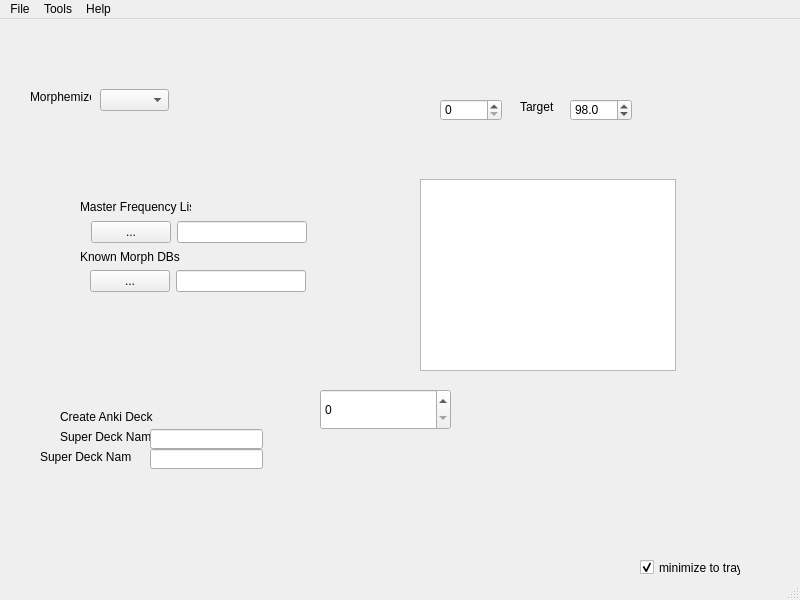
wsavoie/LangLevel, file UI/manabi.ui: the form before one commit.
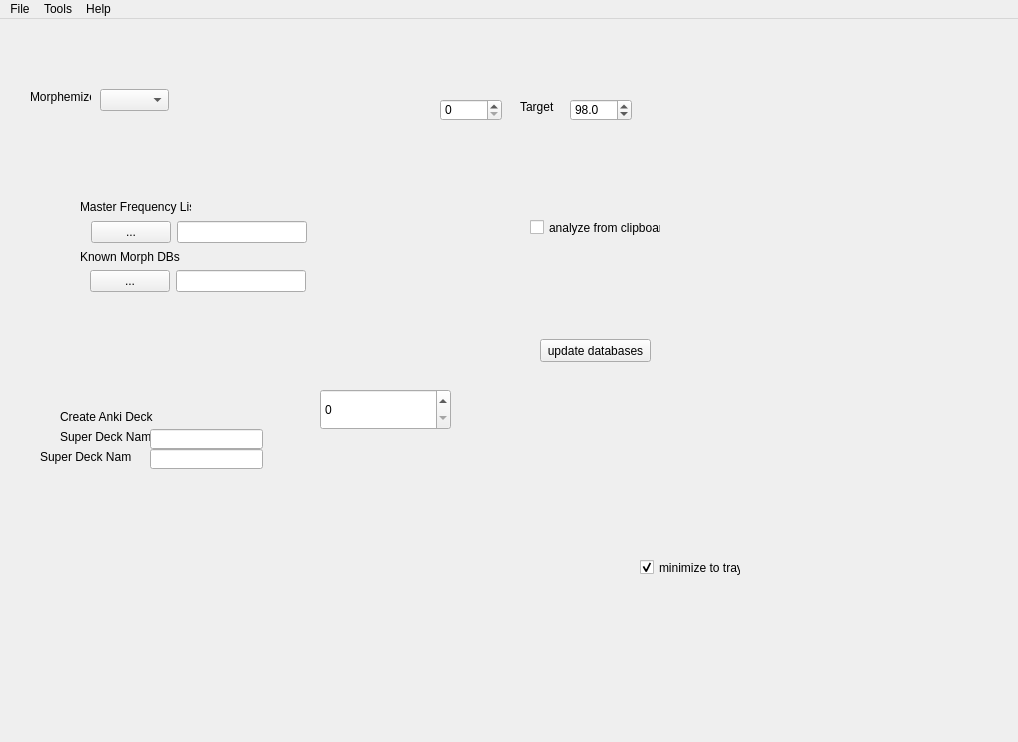
The form after the commit.

Diff of the .ui file:
```diff
--- a/UI/manabi.ui
+++ b/UI/manabi.ui
@@ -6,8 +6,8 @@
    <rect>
     <x>0</x>
     <y>0</y>
-    <width>800</width>
-    <height>600</height>
+    <width>1018</width>
+    <height>742</height>
    </rect>
   </property>
   <property name="cursor">
@@ -186,16 +186,6 @@
      <string>Morphemizer</string>
     </property>
    </widget>
-   <widget class="QListWidget" name="listWidget">
-    <property name="geometry">
-     <rect>
-      <x>420</x>
-      <y>160</y>
-      <width>256</width>
-      <height>192</height>
-     </rect>
-    </property>
-   </widget>
    <widget class="QWidget" name="layoutWidget">
     <property name="geometry">
      <rect>
@@ -263,13 +253,39 @@
      <bool>true</bool>
     </property>
    </widget>
+   <widget class="QPushButton" name="pushButton">
+    <property name="geometry">
+     <rect>
+      <x>540</x>
+      <y>320</y>
+      <width>111</width>
+      <height>23</height>
+     </rect>
+    </property>
+    <property name="text">
+     <string>update databases</string>
+    </property>
+   </widget>
+   <widget class="QCheckBox" name="checkBox">
+    <property name="geometry">
+     <rect>
+      <x>530</x>
+      <y>200</y>
+      <width>131</width>
+      <height>17</height>
+     </rect>
+    </property>
+    <property name="text">
+     <string>analyze from clipboard</string>
+    </property>
+   </widget>
   </widget>
   <widget class="QMenuBar" name="menubar">
    <property name="geometry">
     <rect>
      <x>0</x>
      <y>0</y>
-     <width>800</width>
+     <width>1018</width>
      <height>21</height>
     </rect>
    </property>
@@ -296,7 +312,6 @@
    <addaction name="menuTool"/>
    <addaction name="menuHelp"/>
   </widget>
-  <widget class="QStatusBar" name="statusbar"/>
   <action name="actionProperties">
    <property name="text">
     <string>Properties</string>
```
Left out of the diff: 8 changed lines with no effect on the pictures.
